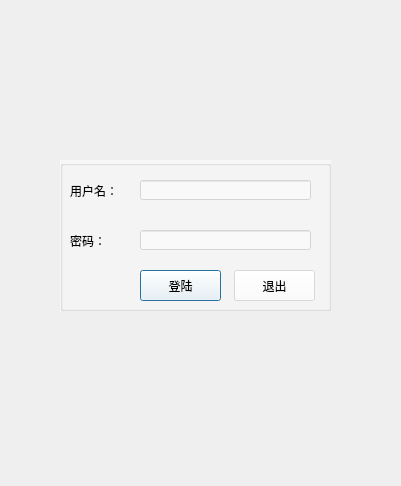
Qt form deliciousClient/loginWindow.ui (gaoxiaojun/delicacymap) before a commit.
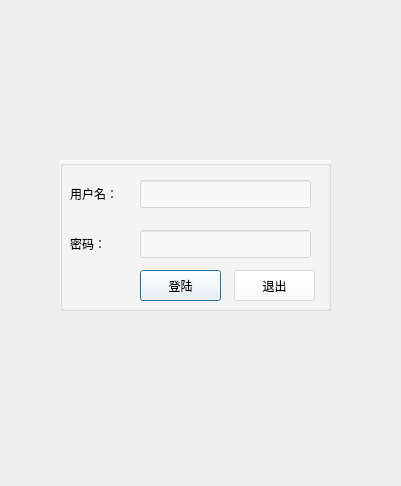
The same form after that commit. Icons and pictures are not drawn.

```diff
--- a/deliciousClient/loginWindow.ui
+++ b/deliciousClient/loginWindow.ui
@@ -37,7 +37,7 @@
       <x>10</x>
       <y>20</y>
       <width>71</width>
-      <height>21</height>
+      <height>28</height>
      </rect>
     </property>
     <property name="styleSheet">
@@ -53,7 +53,7 @@
       <x>10</x>
       <y>70</y>
       <width>71</width>
-      <height>21</height>
+      <height>28</height>
      </rect>
     </property>
     <property name="styleSheet">
@@ -69,7 +69,7 @@
       <x>80</x>
       <y>20</y>
       <width>171</width>
-      <height>20</height>
+      <height>28</height>
      </rect>
     </property>
    </widget>
@@ -79,7 +79,7 @@
       <x>80</x>
       <y>70</y>
       <width>171</width>
-      <height>20</height>
+      <height>28</height>
      </rect>
     </property>
     <property name="echoMode">
@@ -125,9 +125,9 @@
   <widget class="QLabel" name="label_status">
    <property name="geometry">
     <rect>
-     <x>90</x>
+     <x>80</x>
      <y>330</y>
-     <width>201</width>
+     <width>231</width>
      <height>71</height>
     </rect>
    </property>
```
